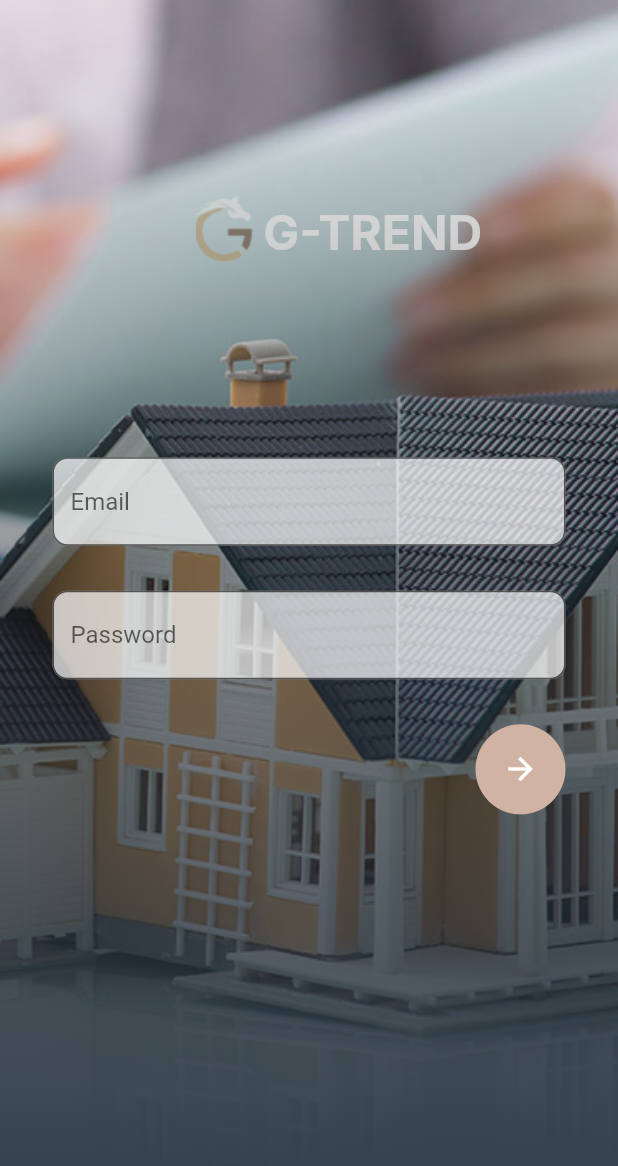
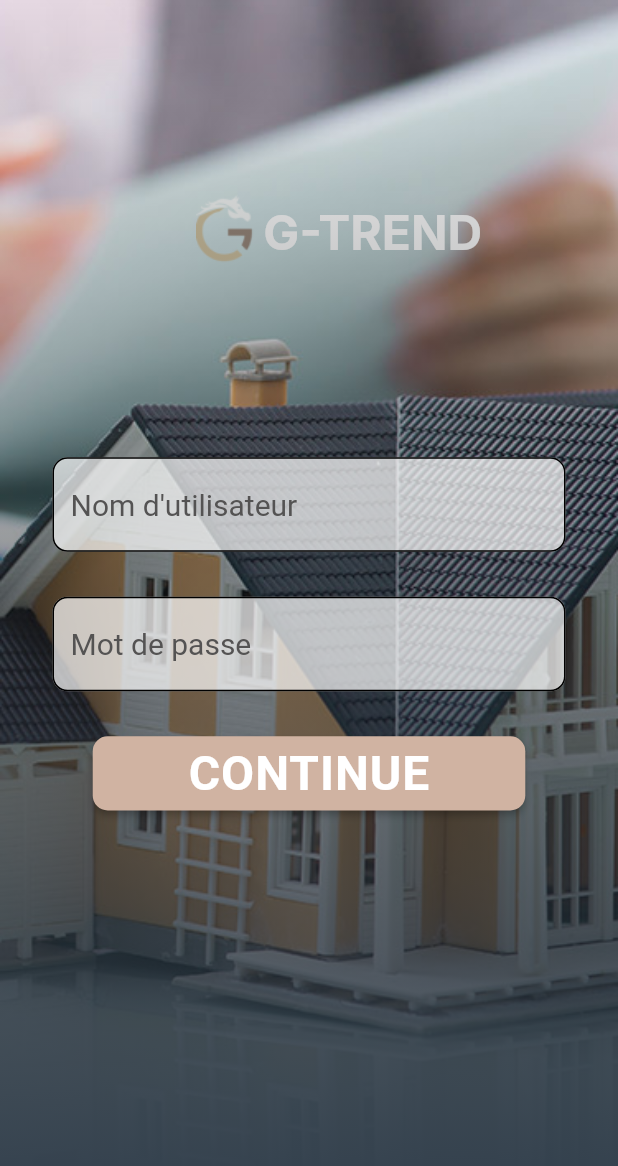
Before and after one commit to akkanour/mobile-application-gestion-achat, a Flutter app: the screen it shows after launch, after a tap on "Get Started", on a phone screen of 412 x 824 dp. Shown: the top 1166 px of the screen. Run offline on Flutter 3.47's test engine with Material 2 defaults, Android fonts, the phone set to English and light mode, and no system bars; our stand-ins replace flutter_slidable, syncfusion_flutter_charts; Roboto replaces fonts that are missing (Barlow Semi Condensed, Inter).

Commit message:
add login webservice

```diff
--- a/lib/main.dart
+++ b/lib/main.dart
@@ -1,6 +1,5 @@
 import 'package:flutter/material.dart';
 import 'package:gecimmo_application/screens/get_started.dart';
-import 'package:gecimmo_application/screens/home.dart';
 
 void main() {
   runApp(const MyApp());
@@ -12,7 +11,7 @@ class MyApp extends StatelessWidget {
   // This widget is the root of your application.
   @override
   Widget build(BuildContext context) {
-    return  const MaterialApp(
+    return const MaterialApp(
       debugShowCheckedModeBanner: false,
       home: GetStarted(),
     );
--- a/lib/screens/get_started.dart
+++ b/lib/screens/get_started.dart
@@ -54,7 +54,7 @@ class GetStarted extends StatelessWidget {
                       Navigator.push(
                         context,
                         MaterialPageRoute(
-                          builder: (context) => const MyLogin(),
+                          builder: (context) =>  const MyLogin(),
                         ),
                       );
                     },
--- a/lib/screens/login.dart
+++ b/lib/screens/login.dart
@@ -11,7 +11,45 @@ class MyLogin extends StatefulWidget {
 }
 
 class _MyLoginState extends State<MyLogin> {
-  @override
+  TextEditingController usernameController = TextEditingController();
+  TextEditingController passwordController = TextEditingController();
+  String message = '';
+
+  handleLogin() async {
+    String username = usernameController.text;
+    String password = passwordController.text;
+
+    // Call the magical link
+    String loginUrl = 'https://achat.test.gc-badr.xyz/Api/Login';
+    String fullUrl = '$loginUrl?username=$username&password=$password';
+
+    // You would use your preferred method (e.g., http package) to make the API call
+    // Here, we'll just simulate a response
+    bool success = await simulateApiCall(fullUrl);
+
+    if (success) {
+      // Navigate to the Dashboard
+      Navigator.pushReplacement(
+        context,
+        MaterialPageRoute(
+          builder: (context) => HomePage(),
+        ),
+      );
+    } else {
+      setState(() {
+        message = 'Please check your information and try again.';
+      });
+    }
+  }
+
+  Future<bool> simulateApiCall(String url) async {
+    // Simulating the API call
+    await Future.delayed(Duration(seconds: 2));
+    // In a real scenario, you would parse the response and return true/false accordingly
+    return usernameController.text == 'Admin' &&
+        passwordController.text == '123';
+  }
+
   @override
   Widget build(BuildContext context) {
     return Scaffold(
@@ -75,58 +113,94 @@ class _MyLoginState extends State<MyLogin> {
                               children: [
                                 const SizedBox(),
                                 TextField(
-                                  style: const TextStyle(
-                                      color: Color.fromARGB(255, 0, 0, 0)),
+                                  controller: usernameController,
                                   decoration: InputDecoration(
                                     fillColor: Colors.white70,
                                     filled: true,
-                                      hintText: "Email",
+                                    hintText: "Nom d'utilisateur",
+                                    hintStyle: TextStyle(
+                                      color:
+                                          const Color.fromARGB(255, 84, 83, 83),
+                                      fontSize: 20,
+                                    ),
                                     border: OutlineInputBorder(
                                       borderRadius: BorderRadius.circular(10),
-                                      )),
+                                    ),
+                                    focusedBorder: OutlineInputBorder(
+                                      borderSide: BorderSide(
+                                          color: Colors
+                                              .black), // Couleur de la bordure lorsqu'elle est en focus
+                                      borderRadius: BorderRadius.circular(10),
+                                    ),
+                                    enabledBorder: OutlineInputBorder(
+                                      borderSide: BorderSide(
+                                          color: Colors
+                                              .black), // Couleur de la bordure par défaut
+                                      borderRadius: BorderRadius.circular(10),
+                                    ),
+                                  ),
                                 ),
                                 const SizedBox(
                                   height: 30,
                                 ),
                                 TextField(
-                                  style: const TextStyle(),
-                                  obscureText: true,
+                                  controller: passwordController,
                                   decoration: InputDecoration(
                                     fillColor: Colors.white70,
                                     filled: true,
-                                      hintText: "Password",
+                                    hintText: "Mot de passe",
+                                    hintStyle: TextStyle(
+                                      color: Color.fromARGB(255, 84, 83, 83),
+                                      fontSize: 20,
+                                    ),
                                     border: OutlineInputBorder(
                                       borderRadius: BorderRadius.circular(10),
-                                      )),
+                                    ),
+                                    focusedBorder: OutlineInputBorder(
+                                      borderSide: BorderSide(
+                                          color: Colors
+                                              .black), // Couleur de la bordure lorsqu'elle est en focus
+                                      borderRadius: BorderRadius.circular(10),
+                                    ),
+                                    enabledBorder: OutlineInputBorder(
+                                      borderSide: BorderSide(
+                                          color: Colors
+                                              .black), // Couleur de la bordure par défaut
+                                      borderRadius: BorderRadius.circular(10),
+                                    ),
+                                  ),
                                 ),
                                 const SizedBox(
                                   height: 30,
                                 ),
-                                Row(
-                                  mainAxisAlignment:
-                                      MainAxisAlignment.end,
-                                  children: [
-                                    CircleAvatar(
-                                      radius: 30,
+                                Container(
+                                  width:
+                                      MediaQuery.of(context).size.width * 0.7,
+                                  height:
+                                      MediaQuery.of(context).size.height * 0.06,
+                                  child: ElevatedButton(
+                                    style: ElevatedButton.styleFrom(
                                       backgroundColor: const Color(0xFFD0B3A2),
-                                      child: IconButton(
-                                          color: Colors.white,
+                                      shape: RoundedRectangleBorder(
+                                        borderRadius:
+                                            BorderRadius.circular(10),
+                                      ),
+                                    ),
                                     onPressed: () {
-                                            Navigator.push(
-                                              context,
-                                              MaterialPageRoute(
-                                                builder:
-                                                    (BuildContext context) {
-                                                  return const HomePage();
+                                      handleLogin();
                                     },
+                                    child: const Text(
+                                      "CONTINUE",
+                                      style: TextStyle(
+                                        color: Color(0xFFFFFFFF),
+                                        fontFamily: 'Barlow Semi Condensed',
+                                        fontSize: 32,
+                                        fontStyle: FontStyle.normal,
+                                        fontWeight: FontWeight.w700,
+                                        letterSpacing: 0.64,
                                       ),
-                                            );
-                                          },
-                                          icon: const Icon(
-                                            Icons.arrow_forward,
-                                          )),
                                     ),
-                                  ],
+                                  ),
                                 ),
                               ],
                             ),
--- a/pubspec.yaml
+++ b/pubspec.yaml
@@ -42,6 +42,8 @@ dependencies:
   fl_chart: ^0.40.0
   flutter_slidable: ^3.0.0
   syncfusion_flutter_charts: ^22.2.9
+  http: ^1.1.0
+  fluttertoast: ^8.2.2
 dev_dependencies:
   flutter_test:
     sdk: flutter
```
Also changed, not shown: flutter_02.png (added), pubspec.lock, 1 other file. Lines whose indentation alone changed are shown as unchanged.
